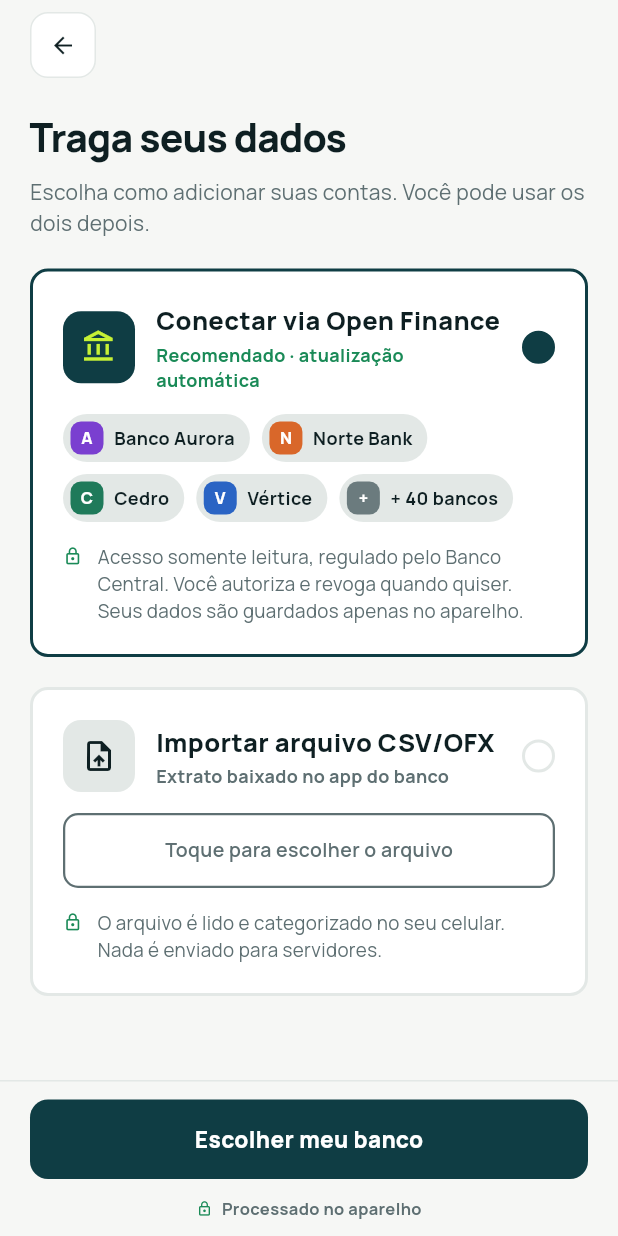
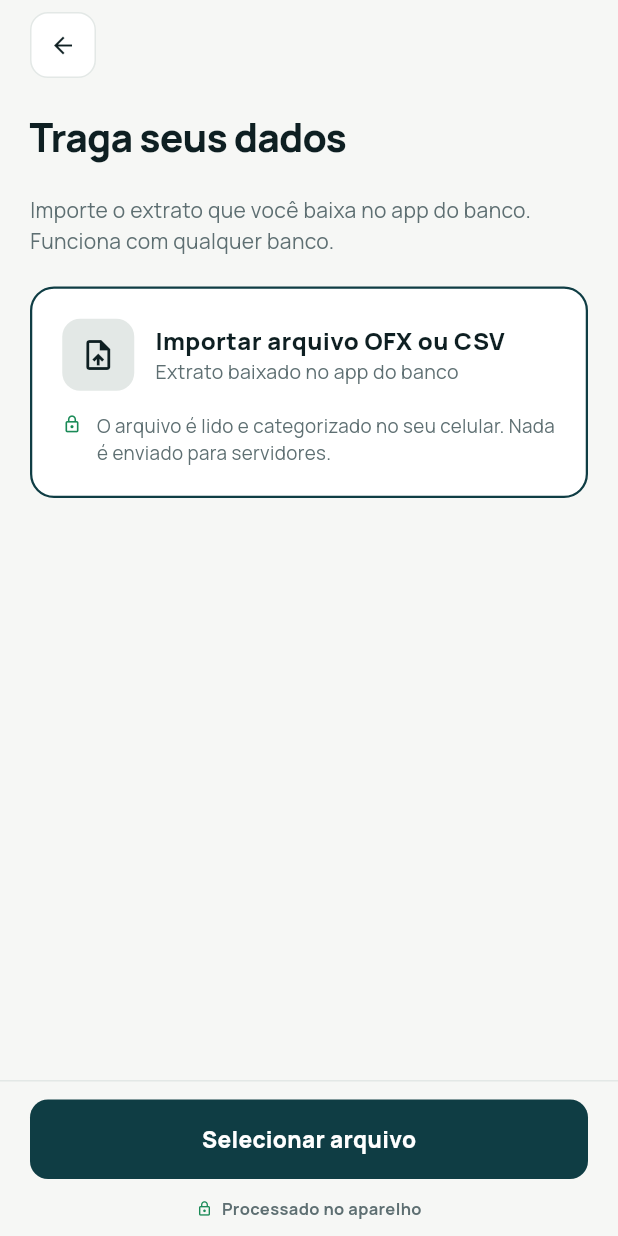
Before and after one commit to stheffanysantos/teofinance, a Flutter app: the ConnectScreen screen opened directly, on a phone screen of 412 x 824 dp. Run offline on Flutter 3.47's test engine with Material 3 defaults, Android fonts, the phone set to English and light mode, and no system bars; our stand-ins replace cloud_firestore, csv, drift, file_picker, firebase_auth, firebase_core and 6 more; accounts and stored records are empty; generated files the repository leaves out were written again.

Commit message:
refactor(connect): tira o card de Open Finance e deixa so a importacao manual
A tela Traga seus dados oferecia Open Finance como recomendado, com bancos ficticios e um botao sem efeito, contradizendo a decisao 0003. Fica uma unica acao (importar OFX ou CSV) e saem o seletor de opcoes, o provider e o card de opcao. Registra a decisao 0007: Pluggy fora de escopo por enquanto.

Co-Authored-By: Claude Sonnet 5.5 <noreply@anthropic.com>

```diff
--- a/lib/features/connect/presentation/providers/connect_provider.dart
+++ /dev/null
@@ -1,35 +0,0 @@
-import 'package:flutter_riverpod/flutter_riverpod.dart';
-
-/// Opção de importação escolhida em "Traga seus dados" — ver Connect.dc.html.
-///
-/// MVP (fase 1, `.claude/plans/MVP.md`) só entrega [csv]; [openFinance] fica
-/// visível na UI como indicação de roadmap (fase futura), mas sem
-/// integração real ainda — ver `.claude/agents/product-manager.md`.
-enum ConnectOption { openFinance, csv }
-
-class BankLogo {
-  const BankLogo({required this.name, required this.initial, required this.colorValue});
-
-  final String name;
-  final String initial;
-  final int colorValue;
-}
-
-const kSupportedBanks = [
-  BankLogo(name: 'Banco Aurora', initial: 'A', colorValue: 0xFF7A3FD0),
-  BankLogo(name: 'Norte Bank', initial: 'N', colorValue: 0xFFD9672A),
-  BankLogo(name: 'Cedro', initial: 'C', colorValue: 0xFF1F7A5A),
-  BankLogo(name: 'Vértice', initial: 'V', colorValue: 0xFF2A64C4),
-  BankLogo(name: '+ 40 bancos', initial: '+', colorValue: 0xFF6B7B7E),
-];
-
-final connectOptionProvider = NotifierProvider<ConnectOptionNotifier, ConnectOption>(
-  ConnectOptionNotifier.new,
-);
-
-class ConnectOptionNotifier extends Notifier<ConnectOption> {
-  @override
-  ConnectOption build() => ConnectOption.openFinance;
-
-  void pick(ConnectOption option) => state = option;
-}
--- a/lib/features/connect/presentation/screens/connect_screen.dart
+++ b/lib/features/connect/presentation/screens/connect_screen.dart
@@ -1,22 +1,18 @@
 import 'package:flutter/material.dart';
-import 'package:flutter_riverpod/flutter_riverpod.dart';
 
 import '../../../../core/theme/app_theme.dart';
 import '../../../import/presentation/screens/import_screen.dart';
-import '../providers/connect_provider.dart';
-import '../widgets/connect_option_card.dart';
 
-/// Tela "Traga seus dados" — implementação fiel a Connect.dc.html.
-/// Acessada a partir do botão "+" em Transações.
-class ConnectScreen extends ConsumerWidget {
+/// Tela "Traga seus dados": a entrada para importar o extrato do banco.
+/// Acessada a partir do botão "+" em Transações. A importação é sempre manual
+/// (OFX ou CSV baixado no app do banco) — ver decisão 0003 em
+/// `.claude/memory/decisions.md`.
+class ConnectScreen extends StatelessWidget {
   const ConnectScreen({super.key});
 
   @override
-  Widget build(BuildContext context, WidgetRef ref) {
+  Widget build(BuildContext context) {
     final t = context.tokens;
-    final option = ref.watch(connectOptionProvider);
-    final notifier = ref.read(connectOptionProvider.notifier);
-    final isOpenFinance = option == ConnectOption.openFinance;
 
     return Scaffold(
       backgroundColor: t.bg,
@@ -29,10 +25,6 @@ class ConnectScreen extends ConsumerWidget {
                 child: Column(
                   crossAxisAlignment: CrossAxisAlignment.start,
                   spacing: 20,
-                  children: [
-                    Column(
-                      crossAxisAlignment: CrossAxisAlignment.start,
-                      spacing: 8,
                   children: [
                     GestureDetector(
                       onTap: () => Navigator.of(context).maybePop(),
@@ -48,61 +40,56 @@ class ConnectScreen extends ConsumerWidget {
                         child: Icon(Icons.arrow_back, size: 18, color: t.ink),
                       ),
                     ),
-                        const SizedBox(height: 4),
                     Text(
                       'Traga seus dados',
                       style: TextStyle(fontSize: 26, fontWeight: FontWeight.w800, letterSpacing: -.6, color: t.ink),
                     ),
                     Text(
-                          'Escolha como adicionar suas contas. Você pode usar os dois depois.',
+                      'Importe o extrato que você baixa no app do banco. Funciona com qualquer banco.',
                       style: TextStyle(fontSize: 14, color: t.sub, height: 1.5),
+                    ),
+                    Container(
+                      padding: const EdgeInsets.all(20),
+                      decoration: BoxDecoration(
+                        color: t.card,
+                        border: Border.all(color: t.hero, width: 1.5),
+                        borderRadius: BorderRadius.circular(16),
+                      ),
+                      child: Column(
+                        crossAxisAlignment: CrossAxisAlignment.start,
+                        spacing: 14,
+                        children: [
+                          Row(
+                            spacing: 14,
+                            children: [
+                              Container(
+                                width: 48,
+                                height: 48,
+                                decoration: BoxDecoration(color: t.track, borderRadius: BorderRadius.circular(12)),
+                                alignment: Alignment.center,
+                                child: Icon(Icons.upload_file_outlined, color: t.ink, size: 24),
+                              ),
+                              Expanded(
+                                child: Column(
+                                  crossAxisAlignment: CrossAxisAlignment.start,
+                                  children: [
+                                    Text(
+                                      'Importar arquivo OFX ou CSV',
+                                      style: TextStyle(fontSize: 16, fontWeight: FontWeight.w800, color: t.ink),
+                                    ),
+                                    Text(
+                                      'Extrato baixado no app do banco',
+                                      style: TextStyle(fontSize: 13, color: t.sub),
                                     ),
                                   ],
                                 ),
-                    ConnectOptionCard(
-                      selected: isOpenFinance,
-                      onTap: () => notifier.pick(ConnectOption.openFinance),
-                      iconBg: t.hero,
-                      icon: Icon(Icons.account_balance_outlined, color: t.accent, size: 24),
-                      title: 'Conectar via Open Finance',
-                      subtitle: 'Recomendado · atualização automática',
-                      subtitleColor: t.pos,
-                      extra: Wrap(
-                        spacing: 8,
-                        runSpacing: 8,
-                        children: [
-                          for (final bank in kSupportedBanks) _BankChip(bank: bank),
+                              ),
                             ],
                           ),
-                      footer: _PrivacyNote(
-                        text:
-                            'Acesso somente leitura, regulado pelo Banco Central. Você autoriza e '
-                            'revoga quando quiser. Seus dados são guardados apenas no aparelho.',
+                          const _PrivacyNote(
+                            text: 'O arquivo é lido e categorizado no seu celular. Nada é enviado para servidores.',
                           ),
-                    ),
-                    ConnectOptionCard(
-                      selected: !isOpenFinance,
-                      onTap: () => notifier.pick(ConnectOption.csv),
-                      iconBg: t.track,
-                      icon: Icon(Icons.upload_file_outlined, color: t.ink, size: 24),
-                      title: 'Importar arquivo CSV/OFX',
-                      subtitle: 'Extrato baixado no app do banco',
-                      subtitleColor: t.sub,
-                      extra: Container(
-                        width: double.infinity,
-                        padding: const EdgeInsets.all(14),
-                        decoration: BoxDecoration(
-                          border: Border.all(color: t.sub, width: 1.5, style: BorderStyle.solid),
-                          borderRadius: BorderRadius.circular(10),
-                        ),
-                        alignment: Alignment.center,
-                        child: Text(
-                          'Toque para escolher o arquivo',
-                          style: TextStyle(fontSize: 13, fontWeight: FontWeight.w600, color: t.sub),
-                        ),
-                      ),
-                      footer: _PrivacyNote(
-                        text: 'O arquivo é lido e categorizado no seu celular. Nada é enviado para servidores.',
+                        ],
                       ),
                     ),
                   ],
@@ -116,9 +103,7 @@ class ConnectScreen extends ConsumerWidget {
                 spacing: 12,
                 children: [
                   GestureDetector(
-                    onTap: isOpenFinance
-                        ? null
-                        : () => Navigator.of(context).push(
+                    onTap: () => Navigator.of(context).push(
                       MaterialPageRoute(builder: (_) => const ImportScreen()),
                     ),
                     child: Container(
@@ -126,9 +111,9 @@ class ConnectScreen extends ConsumerWidget {
                       padding: const EdgeInsets.all(16),
                       decoration: BoxDecoration(color: t.hero, borderRadius: BorderRadius.circular(12)),
                       alignment: Alignment.center,
-                      child: Text(
-                        isOpenFinance ? 'Escolher meu banco' : 'Selecionar arquivo',
-                        style: const TextStyle(color: Colors.white, fontWeight: FontWeight.w800, fontSize: 15),
+                      child: const Text(
+                        'Selecionar arquivo',
+                        style: TextStyle(color: Colors.white, fontWeight: FontWeight.w800, fontSize: 15),
                       ),
                     ),
                   ),
@@ -149,38 +134,6 @@ class ConnectScreen extends ConsumerWidget {
             ),
           ],
         ),
-      ),
-    );
-  }
-}
-
-class _BankChip extends StatelessWidget {
-  const _BankChip({required this.bank});
-
-  final BankLogo bank;
-
-  @override
-  Widget build(BuildContext context) {
-    final t = context.tokens;
-    return Container(
-      padding: const EdgeInsets.fromLTRB(5, 5, 10, 5),
-      decoration: BoxDecoration(color: t.track, borderRadius: BorderRadius.circular(999)),
-      child: Row(
-        mainAxisSize: MainAxisSize.min,
-        spacing: 7,
-        children: [
-          Container(
-            width: 22,
-            height: 22,
-            decoration: BoxDecoration(color: Color(bank.colorValue), borderRadius: BorderRadius.circular(7)),
-            alignment: Alignment.center,
-            child: Text(
-              bank.initial,
-              style: const TextStyle(color: Colors.white, fontSize: 11, fontWeight: FontWeight.w800),
-            ),
-          ),
-          Text(bank.name, style: TextStyle(fontSize: 12, fontWeight: FontWeight.w700, color: t.ink)),
-        ],
       ),
     );
   }
--- a/lib/features/connect/presentation/widgets/connect_option_card.dart
+++ /dev/null
@@ -1,88 +0,0 @@
-import 'package:flutter/material.dart';
-
-import '../../../../core/theme/app_theme.dart';
-
-/// Cartão de opção em "Traga seus dados", com radio próprio (círculo com
-/// borda/preenchimento) em vez do Radio padrão do Material, para casar com
-/// o traço do design system.
-class ConnectOptionCard extends StatelessWidget {
-  const ConnectOptionCard({
-    super.key,
-    required this.selected,
-    required this.onTap,
-    required this.iconBg,
-    required this.icon,
-    required this.title,
-    required this.subtitle,
-    required this.subtitleColor,
-    this.footer,
-    this.extra,
-  });
-
-  final bool selected;
-  final VoidCallback onTap;
-  final Color iconBg;
-  final Widget icon;
-  final String title;
-  final String subtitle;
-  final Color subtitleColor;
-  final Widget? footer;
-  final Widget? extra;
-
-  @override
-  Widget build(BuildContext context) {
-    final t = context.tokens;
-    final accentColor = Theme.of(context).brightness == Brightness.dark ? t.accent : t.hero;
-
-    return GestureDetector(
-      onTap: onTap,
-      child: Container(
-        padding: const EdgeInsets.all(20),
-        decoration: BoxDecoration(
-          color: t.card,
-          border: Border.all(color: selected ? accentColor : t.line, width: 2),
-          borderRadius: BorderRadius.circular(12),
-        ),
-        child: Column(
-          crossAxisAlignment: CrossAxisAlignment.start,
-          spacing: 14,
-          children: [
-            Row(
-              spacing: 14,
-              children: [
-                Container(
-                  width: 48,
-                  height: 48,
-                  decoration: BoxDecoration(color: iconBg, borderRadius: BorderRadius.circular(12)),
-                  alignment: Alignment.center,
-                  child: icon,
-                ),
-                Expanded(
-                  child: Column(
-                    crossAxisAlignment: CrossAxisAlignment.start,
-                    children: [
-                      Text(title, style: TextStyle(fontWeight: FontWeight.w800, fontSize: 17, color: t.ink)),
-                      const SizedBox(height: 3),
-                      Text(subtitle, style: TextStyle(fontSize: 12, fontWeight: FontWeight.w700, color: subtitleColor)),
-                    ],
-                  ),
-                ),
-                Container(
-                  width: 22,
-                  height: 22,
-                  decoration: BoxDecoration(
-                    shape: BoxShape.circle,
-                    border: Border.all(color: selected ? accentColor : t.line, width: 2),
-                    color: selected ? accentColor : Colors.transparent,
-                  ),
-                ),
-              ],
-            ),
-            ?extra,
-            ?footer,
-          ],
-        ),
-      ),
-    );
-  }
-}
```
Also changed, not shown: 2 other files. Lines whose indentation alone changed are shown as unchanged.
